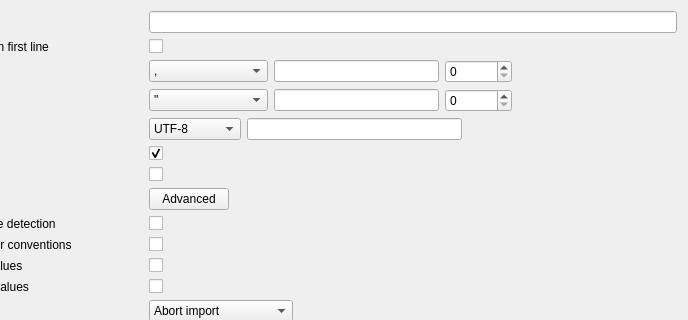
Above: src/ImportCsvDialog.ui from deepsidhu1313/sqlitebrowser before the change; both pictures show x 100 to 788 and y 0 to 320 of the 788 by 717 pixel window. Below: the same form after it.
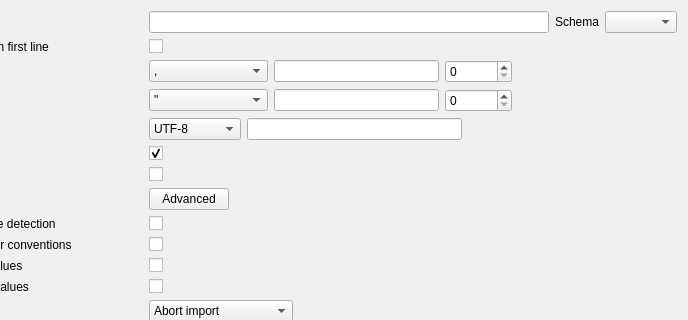
That is the form after the change. Icons and pictures are not drawn.

Commit message: Allow choosing the schema when importing a CSV file

Patch:
```diff
--- a/src/ImportCsvDialog.ui
+++ b/src/ImportCsvDialog.ui
@@ -30,7 +30,28 @@
       </widget>
      </item>
      <item row="0" column="1">
-      <widget class="QLineEdit" name="editName"/>
+      <layout class="QHBoxLayout" name="horizontalLayoutName">
+       <item>
+        <widget class="QLineEdit" name="editName"/>
+       </item>
+       <item>
+        <widget class="QLabel" name="labelSchema">
+         <property name="text">
+          <string>Schema</string>
+         </property>
+         <property name="buddy">
+          <cstring>comboSchema</cstring>
+         </property>
+        </widget>
+       </item>
+       <item>
+        <widget class="QComboBox" name="comboSchema">
+         <property name="toolTip">
+          <string>The schema in which the table is created or, if it exists already, looked up. Choose 'temp' for a temporary table or the name of an attached database.</string>
+         </property>
+        </widget>
+       </item>
+      </layout>
      </item>
      <item row="1" column="0">
       <widget class="QLabel" name="labelHeader">
```
Left out of the diff: 1 changed line with no effect on the pictures. The commit also changes 4 other files.
